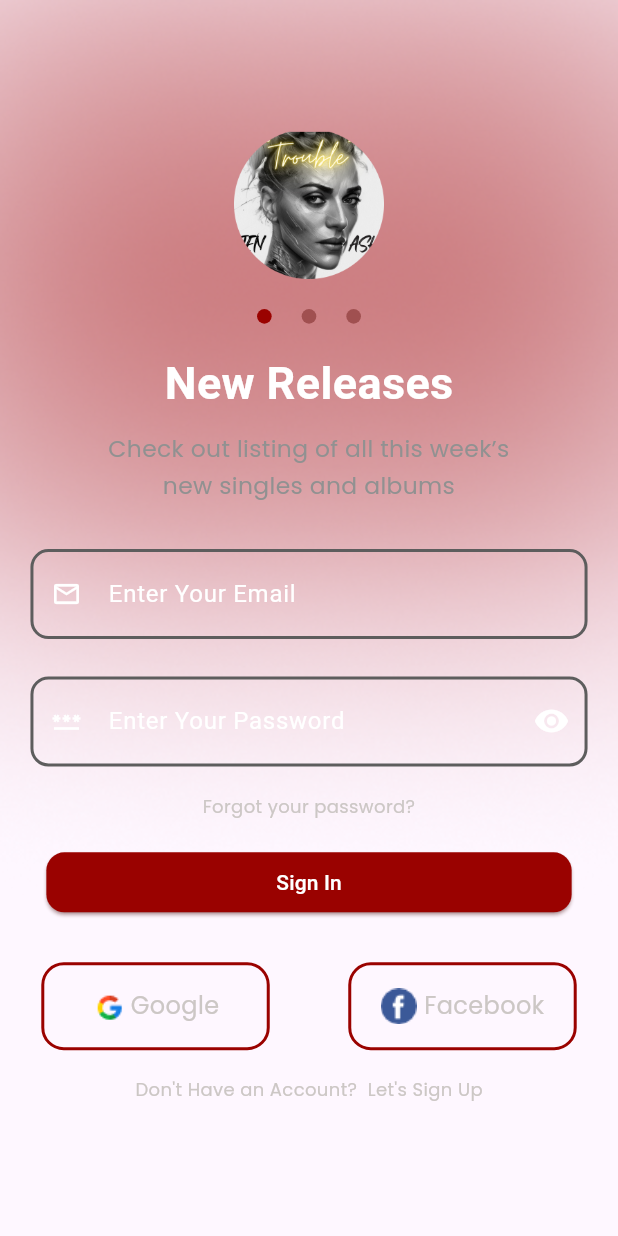
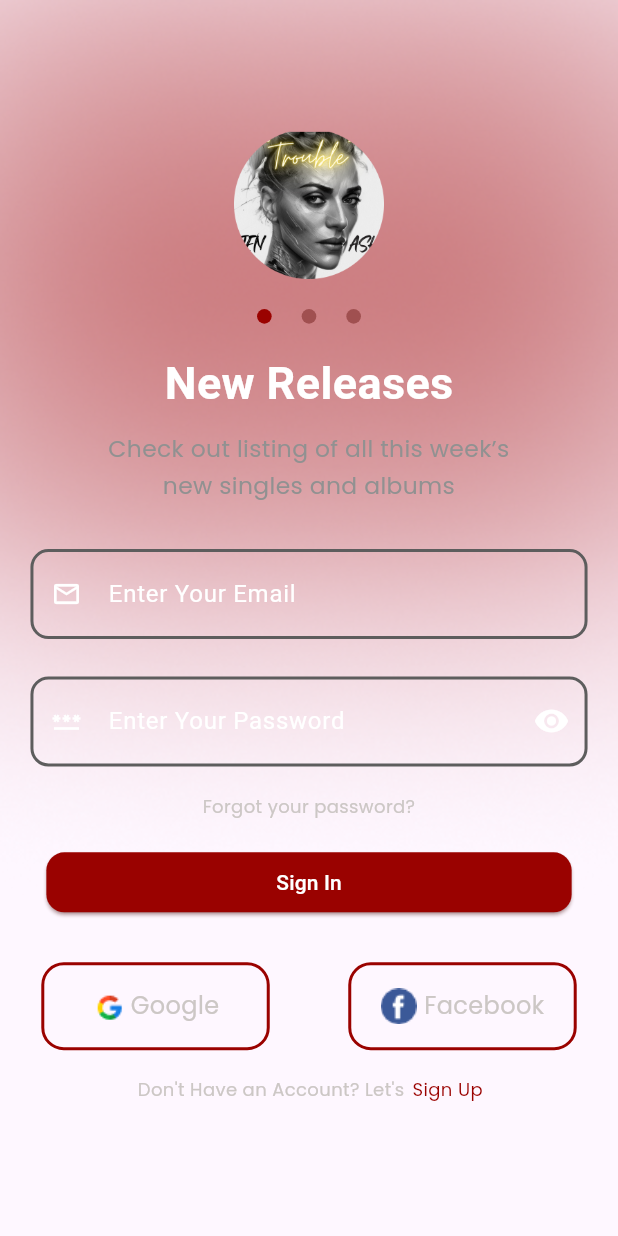
Before and after one commit to MuhammadHashamKhan1999/hiphop, a Flutter app: the screen it shows after launch, on a phone screen of 412 x 824 dp. Run offline on Flutter 3.47's test engine with Material 3 defaults, Android fonts, the phone set to English and light mode, and no system bars; drawn by our look-alikes of carousel_slider, smooth_page_indicator; our stand-ins replace audioplayers, email_validator, firebase_auth, firebase_core, fluentui_system_icons, flutter_screenutil and 6 more; accounts and stored records are empty; project files that could hold a hidden picture were left out.

Commit message:
minor change

```diff
--- a/lib/screens/sign_up_screen.dart
+++ b/lib/screens/sign_up_screen.dart
@@ -513,8 +513,8 @@ class _SignUpScreenState extends State<SignUpScreen> {
                             child: Row(
                               mainAxisAlignment: MainAxisAlignment.center,
                               children: [
-                                SmallText(text: "Already have an Account?"),
-                                SmallText(text: "\t Login"),
+                                SmallText(text: "Already have an Account? "),
+                                SmallText(text: "\tLogin" , color: AppColors.textRedColor,),
                               ],
                             ),
                           ),
--- a/lib/screens/signin_page.dart
+++ b/lib/screens/signin_page.dart
@@ -337,8 +337,8 @@ class _SignInScreenState extends State<SignInScreen> {
                         child: Row(
                           mainAxisAlignment: MainAxisAlignment.center,
                           children: [
-                            SmallText(text: "Don\'t Have an Account?"),
-                            SmallText(text: "\t Let's Sign Up"),
+                            SmallText(text: "Don\'t Have an Account? Let's "),
+                            SmallText(text: "\tSign Up", color: AppColors.textRedColor),
                           ],
                         ),
                       ),
--- a/lib/utils/colors_constant.dart
+++ b/lib/utils/colors_constant.dart
@@ -4,6 +4,7 @@ class AppColors {
 
   // Text Colors
   static const Color textWhiteColor = Color(0xffffffff);
+  static const Color textRedColor = Color(0xFF9A0200);
   static const Color greyTextColor = Color(0xff919191);
 
   // Background Colors
```
